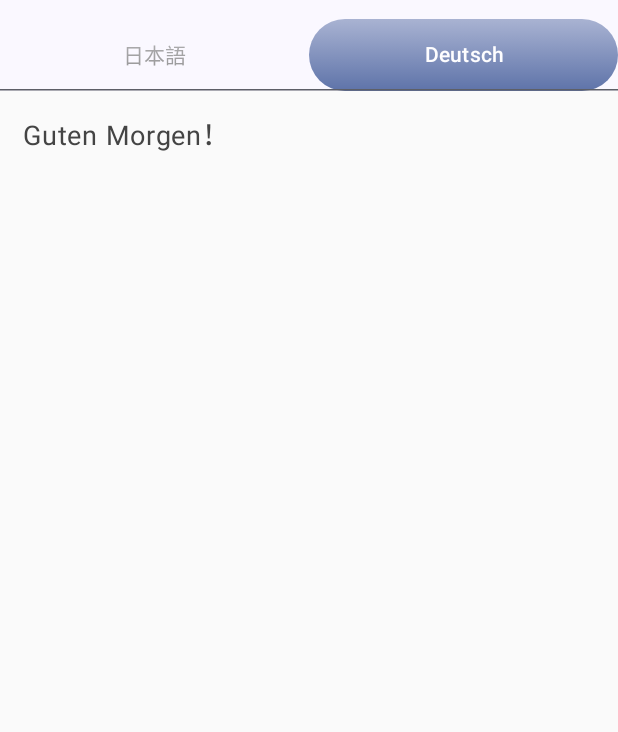
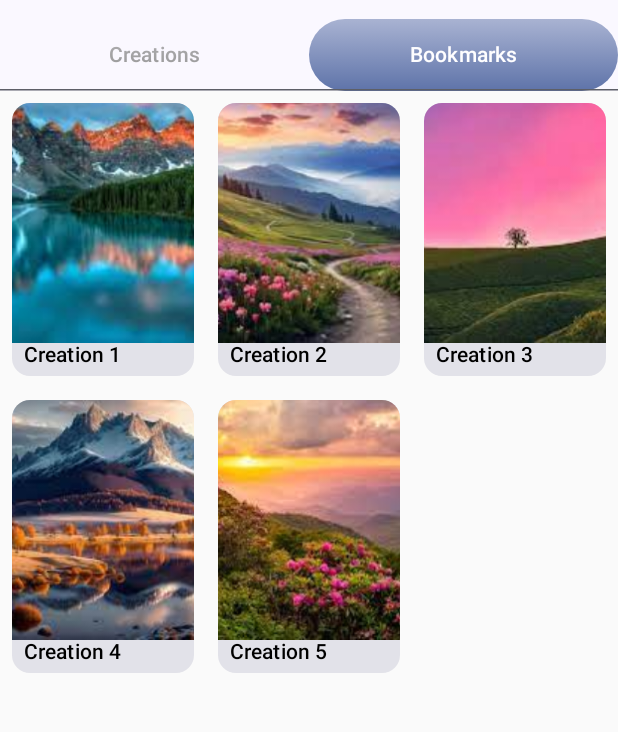
Before and after one commit to SE2-Fabler/fabler-frontend, an Android app built with Jetpack Compose: the screen it shows after launch (MainActivity), tab 2 chosen, on a phone screen of 412 x 824 dp, the part 65-797 px from its top. Run offline under Robolectric (Android 15) with nearby library versions, the light colour scheme and no system bars.

Commit message:
Do stuff on MainActivity

```diff
--- a/app/src/main/java/com/kaneki/fabler/MainActivity.kt
+++ b/app/src/main/java/com/kaneki/fabler/MainActivity.kt
@@ -34,36 +34,15 @@ class MainActivity : ComponentActivity() {
 
                     Header()
 
-                    var selectedString by remember { mutableStateOf("日本語") }
-
                     TabbedCard(listOf(
-                        CardTab("日本語") {
-                            Text(
-                                text = "こんにちは、世界！",
-                                color = Color.DarkGray,
-                                fontSize = 18.sp,
-                                modifier = Modifier.padding(15.dp)
-                            )
+                        CardTab("Creations") {
+                            CreationScreen()
                         },
-                        CardTab("Deutsch") {
-                            Text(
-                                text = "Guten Morgen！",
-                                color = Color.DarkGray,
-                                fontSize = 18.sp,
-                                modifier = Modifier.padding(15.dp)
-                            )
-                        },
-                        CardTab("English", enabled = false) {
-                            Text(
-                                text = "Hello, World！",
-                                color = Color.DarkGray,
-                                fontSize = 18.sp,
-                                modifier = Modifier.padding(15.dp)
-                            )
+                        CardTab("Bookmarks") {
+                            BookmarkScreen()
                         },
                     )
-                    ) { tab, _ ->
-                        selectedString = tab.title
+                    ) { _, _ ->
                     }
                 }
 
--- a/app/src/main/java/com/kaneki/fabler/ui/tabs/creations/creations.kt
+++ b/app/src/main/java/com/kaneki/fabler/ui/tabs/creations/creations.kt
@@ -44,7 +44,6 @@ val creationList = listOf(
     Creation(7, "Creation 7", R.drawable.bg7),
     Creation(8, "Creation 8", R.drawable.bg8),
     Creation(9, "Creation 9", R.drawable.bg9),
-//    Creation(10, "Creation 10", R.drawable.creation10)
 )
 
 @OptIn(ExperimentalFoundationApi::class)
```
